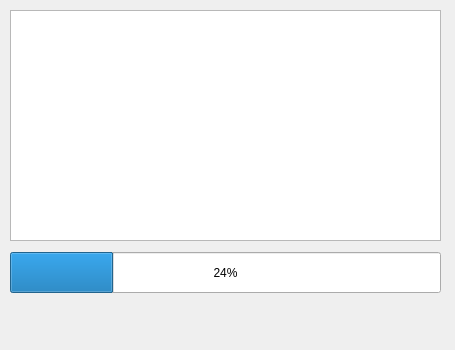
This is ui/FormUpdate.ui in Pitrick3141/RogueLifePy as Qt 5 draws it before an edit. The edited form follows.
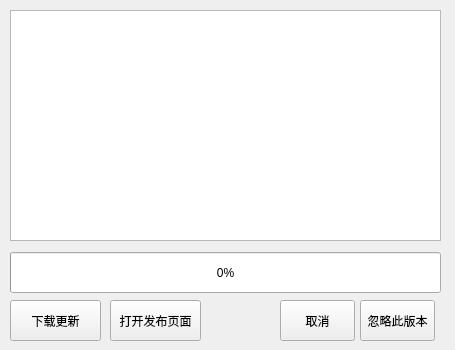
This is the edited form.

```diff
--- a/ui/FormUpdate.ui
+++ b/ui/FormUpdate.ui
@@ -35,25 +35,6 @@
     </rect>
    </property>
   </widget>
-  <widget class="QDialogButtonBox" name="buttonBox">
-   <property name="geometry">
-    <rect>
-     <x>10</x>
-     <y>310</y>
-     <width>431</width>
-     <height>32</height>
-    </rect>
-   </property>
-   <property name="orientation">
-    <enum>Qt::Horizontal</enum>
-   </property>
-   <property name="standardButtons">
-    <set>QDialogButtonBox::NoButton</set>
-   </property>
-   <property name="centerButtons">
-    <bool>false</bool>
-   </property>
-  </widget>
   <widget class="QProgressBar" name="progressBar">
    <property name="geometry">
     <rect>
@@ -64,7 +45,59 @@
     </rect>
    </property>
    <property name="value">
-    <number>24</number>
+    <number>0</number>
+   </property>
+  </widget>
+  <widget class="QPushButton" name="buttonWeb">
+   <property name="geometry">
+    <rect>
+     <x>110</x>
+     <y>300</y>
+     <width>91</width>
+     <height>41</height>
+    </rect>
+   </property>
+   <property name="text">
+    <string>打开发布页面</string>
+   </property>
+  </widget>
+  <widget class="QPushButton" name="buttonDownload">
+   <property name="geometry">
+    <rect>
+     <x>10</x>
+     <y>300</y>
+     <width>91</width>
+     <height>41</height>
+    </rect>
+   </property>
+   <property name="text">
+    <string>下载更新</string>
+   </property>
+  </widget>
+  <widget class="QPushButton" name="buttonCancel">
+   <property name="geometry">
+    <rect>
+     <x>280</x>
+     <y>300</y>
+     <width>75</width>
+     <height>41</height>
+    </rect>
+   </property>
+   <property name="text">
+    <string>取消</string>
+   </property>
+  </widget>
+  <widget class="QPushButton" name="buttonIgnore">
+   <property name="geometry">
+    <rect>
+     <x>360</x>
+     <y>300</y>
+     <width>75</width>
+     <height>41</height>
+    </rect>
+   </property>
+   <property name="text">
+    <string>忽略此版本</string>
    </property>
   </widget>
  </widget>
```
